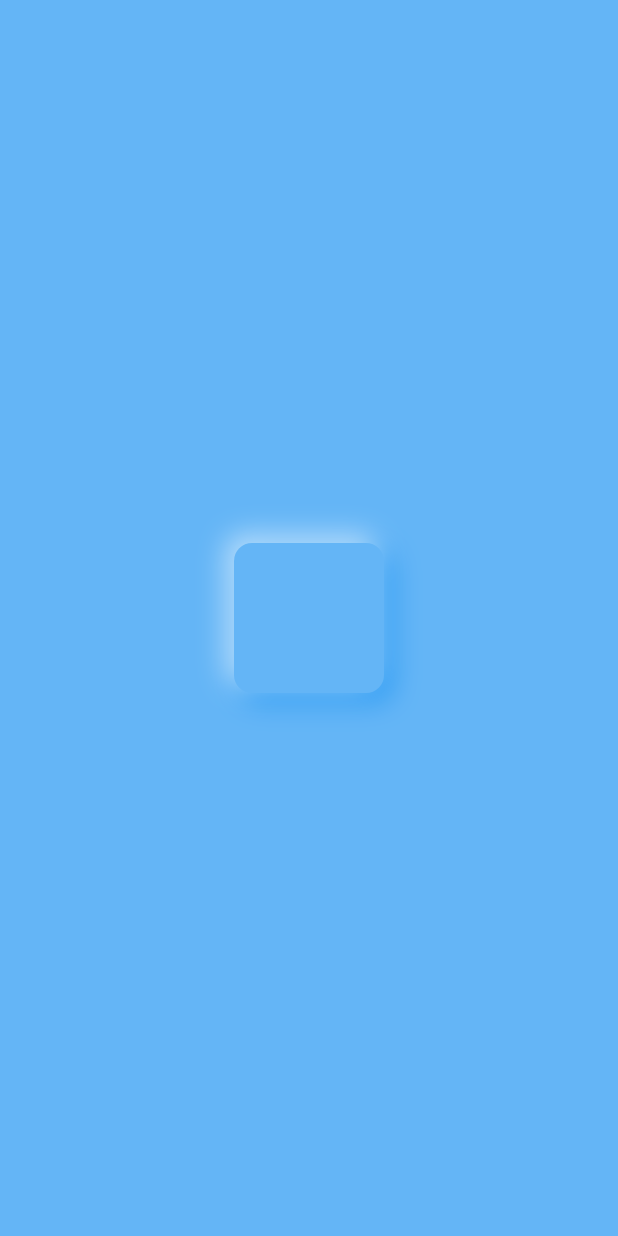
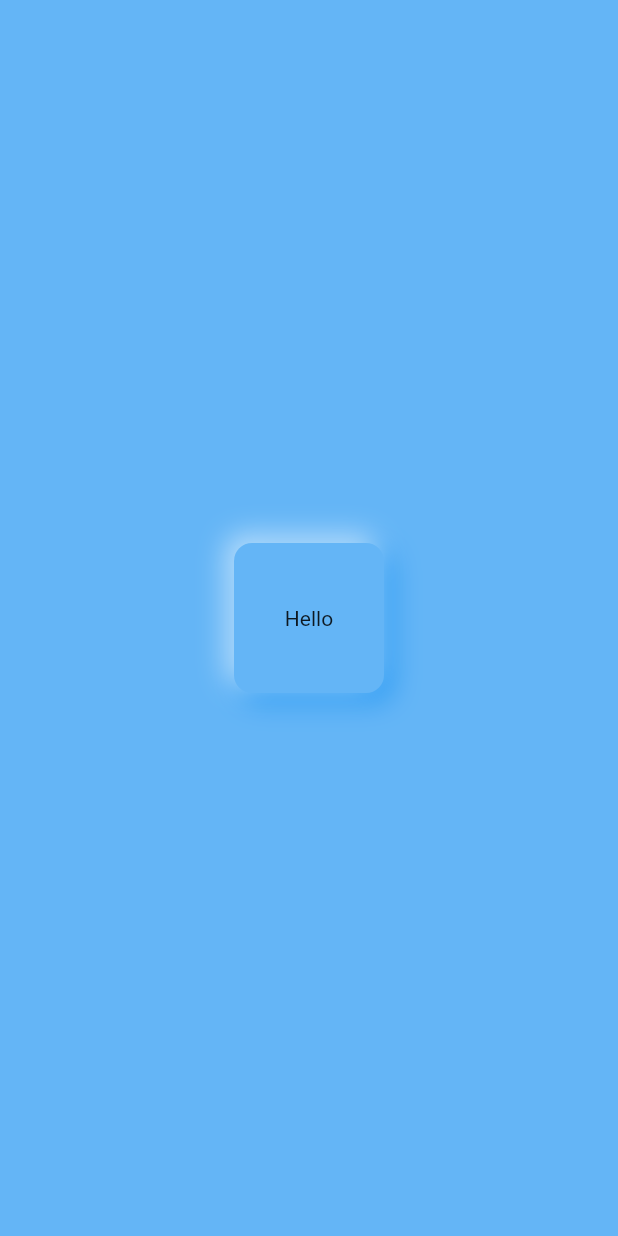
Before and after one commit to Lakshit-Chiranjiv/Music-Player-App-UI, a Flutter app: the screen it shows after launch, on a phone screen of 412 x 824 dp. Run offline on Flutter 3.47's test engine with Material 2 defaults, Android fonts, the phone set to English and light mode, and no system bars.

Commit message:
passed a child widget in neu container

```diff
--- a/lib/neu_container.dart
+++ b/lib/neu_container.dart
@@ -1,13 +1,12 @@
 import 'package:flutter/material.dart';
 
 class NeuContainer extends StatelessWidget {
-  const NeuContainer({Key? key}) : super(key: key);
+  const NeuContainer({Key? key, required this.child}) : super(key: key);
+  final Widget child;
 
   @override
   Widget build(BuildContext context) {
     return Container(
-          width: 300,
-          height: 300,
           decoration: BoxDecoration(
             color: Colors.blue[300],
             borderRadius: BorderRadius.circular(12),
@@ -24,6 +23,9 @@ class NeuContainer extends StatelessWidget {
               )
             ]
           ),
+          child: Center(
+            child: child,
+          ),
         );
   }
 }
```
